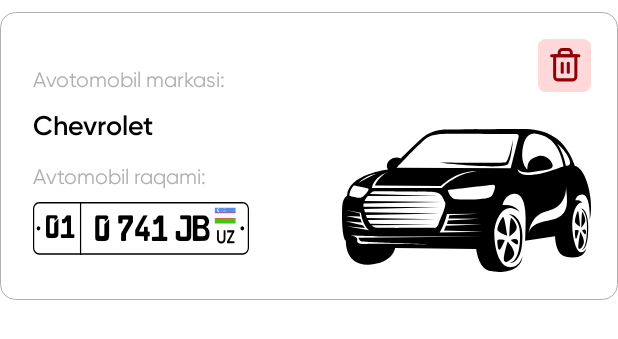
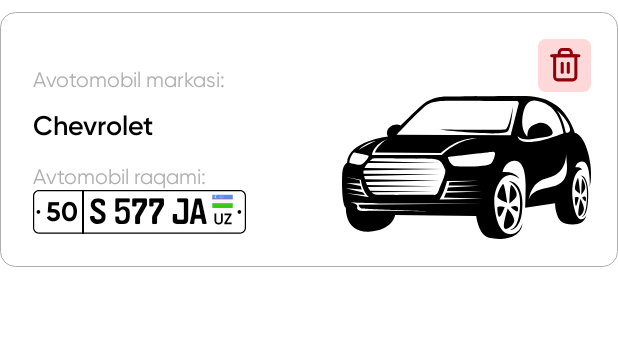
Before and after one commit to Dostonjon8081/forRuslan, an Android app: the layout item_rv_home_fragment_twoo.xml on its own in the app's theme, with its tools: preview values and no code run, on a phone screen of 412 x 824 dp. Shown: the top 339 px of the screen. Run offline under Robolectric (Android 15) with nearby library versions, the phone set to English and light mode, and no system bars.

Commit message:
number plate done

```diff
--- a/app/src/main/res/drawable/ic_number_plate_.xml
+++ b/app/src/main/res/drawable/ic_number_plate_.xml
@@ -15,9 +15,6 @@
       android:fillColor="#000000"/>
   <path
       android:pathData="M128.608,16.478L125.425,21.495H128.689V22.61H123.976V21.647L127.159,16.63H124.047V15.515H128.608V16.478Z"
-      android:fillColor="#000000"/>
-  <path
-      android:pathData="M30,0H30.78V28.847H30V0Z"
       android:fillColor="#000000"/>
   <path
       android:pathData="M4.678,14.424C4.678,15.07 4.154,15.593 3.508,15.593C2.862,15.593 2.339,15.07 2.339,14.424C2.339,13.778 2.862,13.254 3.508,13.254C4.154,13.254 4.678,13.778 4.678,14.424Z"
--- /dev/null
+++ b/app/src/main/res/drawable/ic_person.xml
@@ -0,0 +1,5 @@
+<vector android:height="24dp" android:tint="#989898"
+    android:viewportHeight="24" android:viewportWidth="24"
+    android:width="24dp" xmlns:android="http://schemas.android.com/apk/res/android">
+    <path android:fillColor="@android:color/white" android:pathData="M12,2c-4.97,0 -9,4.03 -9,9 0,4.17 2.84,7.67 6.69,8.69L12,22l2.31,-2.31C18.16,18.67 21,15.17 21,11c0,-4.97 -4.03,-9 -9,-9zM12,4c1.66,0 3,1.34 3,3s-1.34,3 -3,3 -3,-1.34 -3,-3 1.34,-3 3,-3zM12,18.3c-2.5,0 -4.71,-1.28 -6,-3.22 0.03,-1.99 4,-3.08 6,-3.08 1.99,0 5.97,1.09 6,3.08 -1.29,1.94 -3.5,3.22 -6,3.22z"/>
+</vector>
--- a/app/src/main/res/layout/item_rv_home_fragment_twoo.xml
+++ b/app/src/main/res/layout/item_rv_home_fragment_twoo.xml
@@ -1,9 +1,9 @@
 <?xml version="1.0" encoding="utf-8"?>
 <androidx.constraintlayout.widget.ConstraintLayout xmlns:android="http://schemas.android.com/apk/res/android"
     xmlns:app="http://schemas.android.com/apk/res-auto"
+    xmlns:tools="http://schemas.android.com/tools"
     android:layout_width="match_parent"
     android:layout_height="wrap_content"
-    xmlns:tools="http://schemas.android.com/tools"
     android:layout_marginTop="8dp"
     android:background="@drawable/background_white_gray_stoke"
     android:padding="8dp">
@@ -84,46 +84,56 @@
             android:layout_width="match_parent"
             android:layout_height="wrap_content"
             android:fontFamily="@font/gilroy_regular"
+            android:maxLines="1"
             android:paddingTop="14dp"
             android:text="@string/avtomobil_raqami"
             android:textColor="@color/gray" />
 
-
         <androidx.appcompat.widget.LinearLayoutCompat
             android:layout_width="wrap_content"
-            android:layout_height="match_parent"
-            android:layout_marginTop="8dp"
-            android:layout_marginBottom="8dp"
-            android:background="@drawable/ic_number_plate_">
+            android:layout_height="wrap_content"
+            android:background="@drawable/ic_number_plate_"
+            android:orientation="horizontal"
+            app:divider="@color/black"
+            app:showDividers="middle">
 
             <androidx.appcompat.widget.AppCompatTextView
                 android:id="@+id/rv_item_car_numbe"
-                android:layout_width="match_parent"
+                android:layout_width="wrap_content"
                 android:layout_height="match_parent"
-                android:fontFamily="@font/cargo2"
-                android:padding="4dp"
-                android:textSize="16sp"
-                android:paddingTop="10dp"
-                tools:text=" 01"
-                android:textColor="@color/black"/>
+                android:layout_gravity="center"
+                android:fontFamily="@font/gilroy_bold"
+                android:gravity="center"
+                android:paddingStart="8dp"
+                android:paddingEnd="4dp"
+                android:textAlignment="center"
+                android:textColor="@color/black"
+                android:textSize="18sp"
+                app:autoSizeTextType="uniform"
+                tools:text="50" />
 
-<!--            app:autoSizePresetSizes="@array/text_size_"-->
-<!--            app:autoSizeTextType="uniform"-->
+            <View
+                android:layout_width="1dp"
+                android:layout_height="29dp"
+                android:background="@color/black" />
+
             <androidx.appcompat.widget.AppCompatTextView
                 android:id="@+id/rv_item_car_number"
                 android:layout_width="wrap_content"
                 android:layout_height="match_parent"
-                android:fontFamily="@font/cargo2"
-                android:maxLines="1"
-                android:padding="4dp"
+                android:layout_gravity="start"
+                android:fontFamily="@font/gilroy_bold"
+                android:gravity="start|center_vertical"
+                android:paddingStart="4dp"
+                android:paddingEnd="26dp"
+                android:textAlignment="textStart"
+
+                android:textColor="@color/black"
                 android:textSize="18sp"
-                android:layout_marginEnd="22dp"
-                android:paddingTop="10dp"
-                tools:text=" 0 741 JB"
-                android:textColor="@color/black" />
+                app:autoSizeTextType="uniform"
+                app:fontFamily="@font/cargo2"
+                tools:text="S 577 JA" />
 
-<!--            app:autoSizePresetSizes="@array/text_size"-->
-<!--            app:autoSizeTextType="uniform"-->
         </androidx.appcompat.widget.LinearLayoutCompat>
     </androidx.appcompat.widget.LinearLayoutCompat>
 
```
Also changed, not shown: app/src/main/java/com/softdata/dyhxx/core_fragment/home/CarRvAdapter.kt (+17 -5 lines), app/src/main/res/layout/fragment_account.xml (+6 -4 lines).
